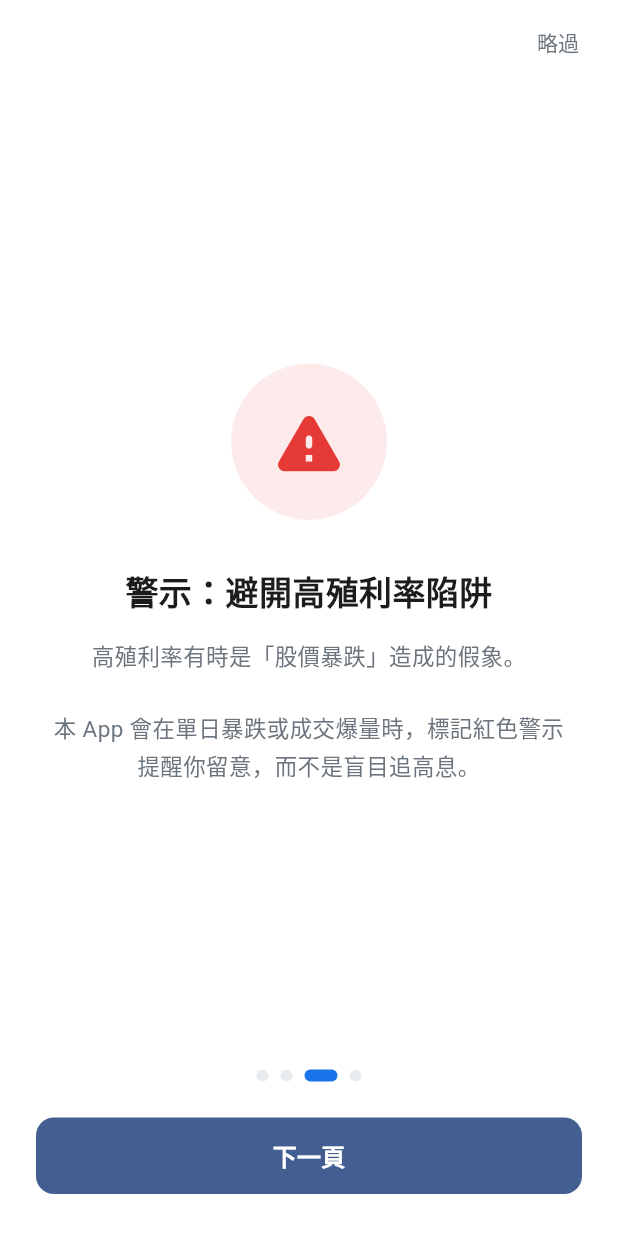
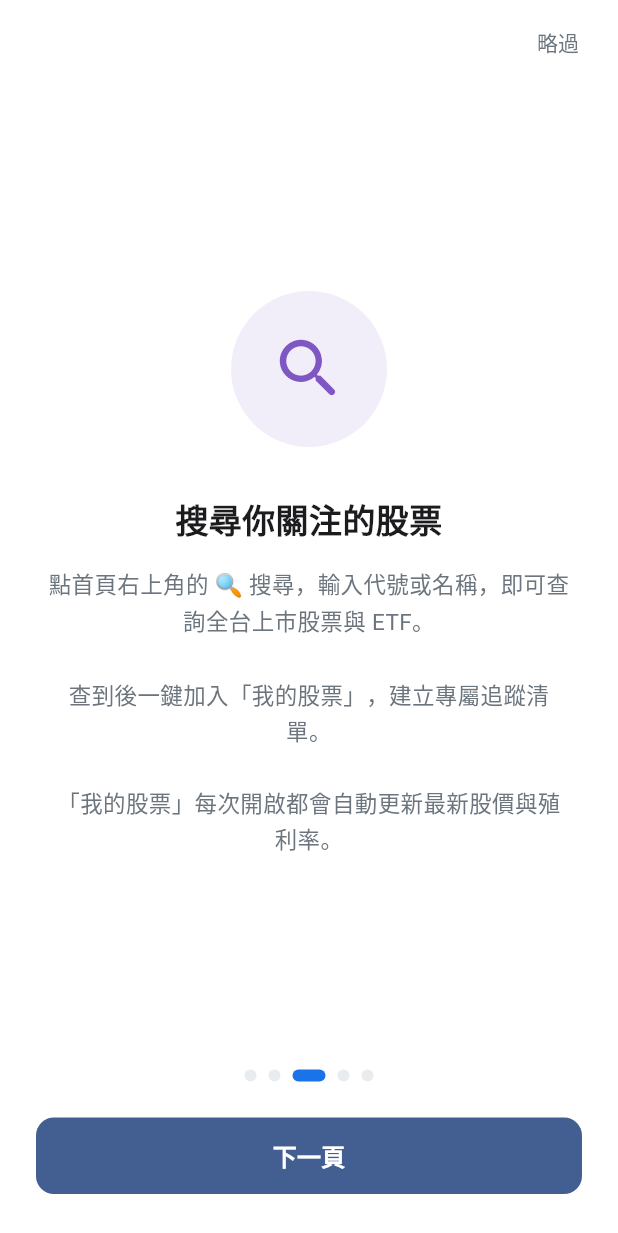
Before and after one commit to hank92312/Savestock, a Flutter app: the screen it shows after launch, swiped to page 3, on a phone screen of 412 x 824 dp. Shown: the top 1233 px of the screen. Run offline on Flutter 3.47's test engine with Material 3 defaults, Android fonts, the phone set to English and light mode, and no system bars; our stand-ins replace fl_chart, shared_preferences; network calls fail.

Commit message:
feat: onboarding 加搜尋頁 + 使用教學按鈕加文字 + UI 美化
- onboarding 新增第 3 頁「搜尋你關注的股票」（4頁→5頁）
- 首頁 ❓ 改為「圖示+使用教學」文字按鈕（手機無 hover 也直觀）
- UI 美化：
  - AppTheme 新增 cardDecoration（柔和陰影取代生硬邊框）、圓角統一 16
  - 背景色改淺藍灰 #F3F5F9 增加層次
  - StockCard 殖利率改淡色塊膠囊強調（主指標視覺優先）
  - SectorBadge 去邊框改全圓角膠囊
  - 詳情頁 5 處卡片統一改陰影樣式

Co-Authored-By: Claude Fable 5 <noreply@anthropic.com>

```diff
--- a/frontend/lib/screens/onboarding_screen.dart
+++ b/frontend/lib/screens/onboarding_screen.dart
@@ -43,6 +43,15 @@ class _OnboardingScreenState extends State<OnboardingScreen> {
       body: '「預設清單」精選存股標的，依估算殖利率高低排序。\n\n'
           '點任一檔看詳情：殖利率大字、近年平均股利、價格走勢圖。\n\n'
           '喜歡的股票可加入「我的股票」持續追蹤。',
+    ),
+    _OnboardPage(
+      icon: Icons.search_rounded,
+      color: Color(0xFF7E57C2),
+      title: '搜尋你關注的股票',
+      body: '點首頁右上角的 🔍 搜尋，輸入代號或名稱，'
+          '即可查詢全台上市股票與 ETF。\n\n'
+          '查到後一鍵加入「我的股票」，建立專屬追蹤清單。\n\n'
+          '「我的股票」每次開啟都會自動更新最新股價與殖利率。',
     ),
     _OnboardPage(
       icon: Icons.warning_rounded,
--- a/frontend/lib/theme/app_theme.dart
+++ b/frontend/lib/theme/app_theme.dart
@@ -4,11 +4,31 @@ class AppTheme {
   static const Color primary = Color(0xFF1A73E8);
   static const Color alertRed = Color(0xFFE53935);
   static const Color gainGreen = Color(0xFF2E7D32);
-  static const Color surface = Color(0xFFF8F9FA);
+  static const Color surface = Color(0xFFF3F5F9);
   static const Color cardBg = Colors.white;
   static const Color textPrimary = Color(0xFF1C1C1E);
   static const Color textSecondary = Color(0xFF6C757D);
   static const Color divider = Color(0xFFE9ECEF);
+
+  /// 卡片統一圓角
+  static const double cardRadius = 16;
+
+  /// 卡片柔和陰影（取代生硬邊框，所有自繪卡片容器共用）
+  static const List<BoxShadow> cardShadow = [
+    BoxShadow(
+      color: Color(0x14202C44), // ~8% 深藍灰
+      blurRadius: 14,
+      offset: Offset(0, 4),
+    ),
+  ];
+
+  /// 自繪卡片容器的統一 decoration
+  static BoxDecoration cardDecoration({double radius = cardRadius}) =>
+      BoxDecoration(
+        color: cardBg,
+        borderRadius: BorderRadius.circular(radius),
+        boxShadow: cardShadow,
+      );
 
   static ThemeData get theme => ThemeData(
         useMaterial3: true,
@@ -33,8 +53,7 @@ class AppTheme {
           color: cardBg,
           elevation: 0,
           shape: RoundedRectangleBorder(
-            borderRadius: BorderRadius.circular(12),
-            side: const BorderSide(color: divider),
+            borderRadius: BorderRadius.circular(cardRadius),
           ),
           margin: EdgeInsets.zero,
         ),
```
Also changed, not shown: frontend/lib/screens/home_screen.dart (+7 -3 lines), frontend/lib/screens/stock_detail_screen.dart (+5 -25 lines), frontend/lib/widgets/sector_badge.dart (+4 -5 lines), frontend/lib/widgets/stock_card.dart (+20 -7 lines).
